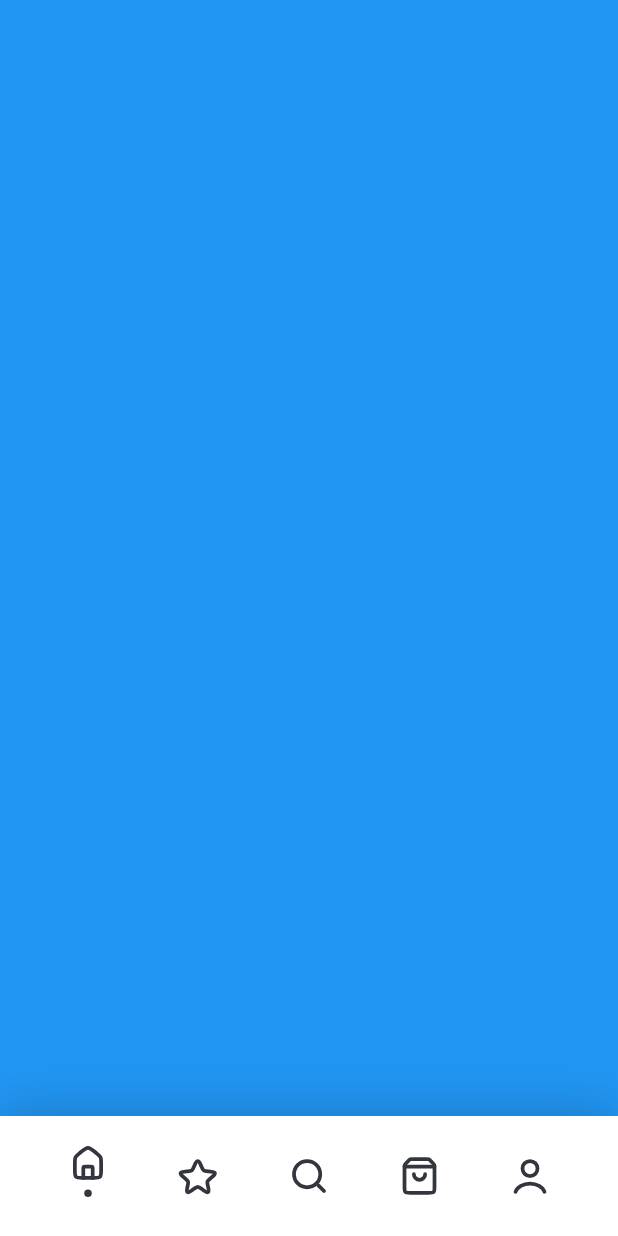
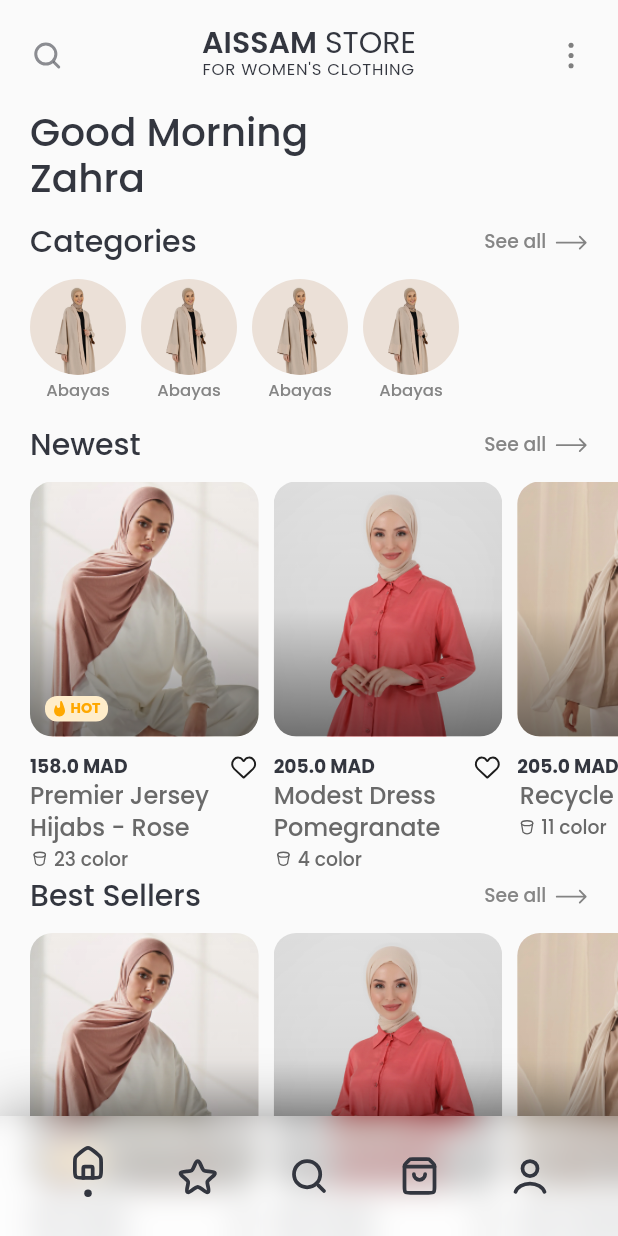
Before and after one commit to Omar-IDOUDAOUD/aissam-store-old, a Flutter app: the screen it shows after launch, on a phone screen of 412 x 824 dp. Run offline on Flutter 3.47's test engine with Material 2 defaults, Android fonts, the phone set to English and light mode, and no system bars; our stand-ins replace flutter_svg, get.

Commit message:
add main tab and upgrade nav bar

```diff
--- a/lib/main.dart
+++ b/lib/main.dart
@@ -51,6 +51,13 @@ class AissamStore extends StatelessWidget {
             fontSize: 11,
             // height: 1,
           ),
+          headline6: TextStyle(
+            color: CstColors.b,
+            fontFamily: 'Poppins',
+            fontWeight: FontWeight.w500,
+            fontSize: 9.5,
+            // height: 1,
+          ),
         ),
       ),
       home: Home(),
--- a/lib/view/home/home.dart
+++ b/lib/view/home/home.dart
@@ -1,11 +1,27 @@
 import 'package:aissam_store/view/home/nav_bar/nav_bar.dart';
+import 'package:aissam_store/view/home/tabs/main/main.dart';
 import 'package:flutter/material.dart';
 import 'package:get/get.dart';
 
-class Home extends StatelessWidget {
+class Home extends StatefulWidget {
   Home({Key? key}) : super(key: key);
 
-  final PageController _pageController = PageController(initialPage: 0);
+  @override
+  State<Home> createState() => _HomeState();
+}
+
+class _HomeState extends State<Home> {
+  late final PageController _pageController;
+  int _activeTabIndex = 0;
+
+  @override
+  void initState() {
+    // TODO: implement initState
+    super.initState();
+
+    _pageController =
+        PageController(initialPage: _activeTabIndex, keepPage: true);
+  }
 
   @override
   Widget build(BuildContext context) {
@@ -15,13 +31,12 @@ class Home extends StatelessWidget {
           Positioned.fill(
             child: PageView(
               controller: _pageController,
+              onPageChanged: (index) {
+                _activeTabIndex = index;
+                setState(() {});
+              },
               children: [
-                const ColoredBox(
-                  color: Colors.blue,
-                ),
-                const ColoredBox(
-                  color: Colors.yellow,
-                ),
+                MainTab(),
               ],
             ),
           ),
@@ -30,7 +45,8 @@ class Home extends StatelessWidget {
             right: 0,
             left: 0,
             child: NavBar(
-              onPageChange: (int index) {
+              activeIndex: _activeTabIndex,
+              onIndexChange: (int index) {
                 _pageController.animateToPage(
                   index,
                   duration: 500.milliseconds,
--- a/lib/view/home/nav_bar/nav_bar.dart
+++ b/lib/view/home/nav_bar/nav_bar.dart
@@ -1,35 +1,53 @@
+import 'dart:ui';
+
 import 'package:aissam_store/core/constants/colors.dart';
 import 'package:flutter/material.dart';
 import 'package:flutter_svg/flutter_svg.dart';
 import 'package:get/get.dart';
 
 class NavBar extends StatefulWidget {
-  NavBar({Key? key, required this.onPageChange}) : super(key: key);
+  NavBar({Key? key, required this.onIndexChange, this.activeIndex = 0})
+      : super(key: key);
 
-  final Function(int index) onPageChange;
+  final Function(int index) onIndexChange;
+  final int activeIndex;
 
   @override
   State<NavBar> createState() => _NavBarState();
 }
 
 class _NavBarState extends State<NavBar> {
-  int focusItem = 0;
+  late int focusItem;
+
+  @override
+  void initState() {
+    // TODO: implement initState
+    focusItem = widget.activeIndex;
+    if (super.mounted) setState(() {});
+  }
 
   @override
   Widget build(BuildContext context) {
     return Container(
       height: 80,
       decoration: BoxDecoration(
-        color: Colors.white,
+        color: Colors.white.withOpacity(0.6),
         boxShadow: [
           BoxShadow(
-            color: Colors.black54.withOpacity(.2),
-            blurRadius: 30,
-            offset: Offset(0, -2),
+            color: Colors.black54.withOpacity(.4),
+            blurRadius: 35,
+            offset: Offset(0, 0),
+            blurStyle: BlurStyle.outer,
           )
         ],
       ),
+      clipBehavior: Clip.antiAlias,
       padding: EdgeInsets.only(top: 10),
+      child: BackdropFilter(
+        filter: ImageFilter.blur(
+          sigmaX: 10,
+          sigmaY: 10,
+        ),
         child: Row(
           mainAxisAlignment: MainAxisAlignment.spaceEvenly,
           children: [
@@ -37,7 +55,7 @@ class _NavBarState extends State<NavBar> {
               focus: focusItem == 0,
               iconPath: 'assets/icons/home.svg',
               onTap: () {
-              widget.onPageChange(0);
+                widget.onIndexChange(0);
                 setState(() {
                   focusItem = 0;
                 });
@@ -47,7 +65,7 @@ class _NavBarState extends State<NavBar> {
               focus: focusItem == 1,
               iconPath: 'assets/icons/star.svg',
               onTap: () {
-              widget.onPageChange(1);
+                widget.onIndexChange(1);
                 setState(() {
                   focusItem = 1;
                 });
@@ -57,7 +75,7 @@ class _NavBarState extends State<NavBar> {
               focus: focusItem == 2,
               iconPath: 'assets/icons/search.svg',
               onTap: () {
-              widget.onPageChange(2);
+                widget.onIndexChange(2);
                 setState(() {
                   focusItem = 2;
                 });
@@ -67,7 +85,7 @@ class _NavBarState extends State<NavBar> {
               focus: focusItem == 3,
               iconPath: 'assets/icons/box_alt.svg',
               onTap: () {
-              widget.onPageChange(3);
+                widget.onIndexChange(3);
                 setState(() {
                   focusItem = 3;
                 });
@@ -77,7 +95,7 @@ class _NavBarState extends State<NavBar> {
               focus: focusItem == 4,
               iconPath: 'assets/icons/user.svg',
               onTap: () {
-              widget.onPageChange(4);
+                widget.onIndexChange(4);
 
                 setState(() {
                   focusItem = 4;
@@ -85,6 +103,7 @@ class _NavBarState extends State<NavBar> {
               },
             ),
           ],
+        ),
       ),
     );
   }
--- /dev/null
+++ b/lib/view/home/tabs/main/main.dart
@@ -0,0 +1,142 @@
+import 'package:aissam_store/core/constants/colors.dart';
+import 'package:aissam_store/view/home/tabs/main/widgets/header.dart';
+import 'package:aissam_store/view/home/tabs/widgets/categorie_item.dart';
+import 'package:aissam_store/view/home/tabs/widgets/product_card.dart';
+import 'package:flutter/cupertino.dart';
+import 'package:flutter/material.dart';
+import 'package:flutter_svg/flutter_svg.dart';
+import 'package:get/get.dart';
+
+class MainTab extends StatelessWidget {
+  MainTab({Key? key}) : super(key: key);
+
+  final List<Map> _items = [
+    {
+      'img': 'assets/images/image_1 1x.png',
+      'title': 'Premier Jersey Hijabs - Rose',
+      'price': 158.00,
+      'is_hot': true,
+      'colors_number': 23,
+    },
+    {
+      'img': 'assets/images/image_2.png',
+      'title': 'Modest Dress Pomegranate',
+      'price': 205.00,
+      'is_hot': false,
+      'colors_number': 4,
+    },
+    {
+      'img': 'assets/images/image_3.png',
+      'title': 'Recycle .... Chifone',
+      'price': 205.00,
+      'is_hot': false,
+      'colors_number': 11,
+    },
+  ];
+
+  @override
+  Widget build(BuildContext context) {
+    return ListView(
+      padding: EdgeInsets.only(bottom: 80),
+      // crossAxisAlignment: CrossAxisAlignment.start,
+      children: [
+        const Header(),
+        _paddedWidget(
+          Text(
+            'Good Morning \nZahra',
+            style: Get.textTheme.headline1!.copyWith(height: 1.2),
+          ),
+        ),
+        const SizedBox(
+          height: 10,
+        ),
+        _listTitle('Categories'),
+        const SizedBox(height: 10),
+        _listedItems(
+          (_, i) => CategorieItem(
+            imagePath: 'assets/images/categories_abayas.png',
+            imageColor: CstColors.f,
+            title: 'Abayas',
+          ),
+          85,
+          4,
+        ),
+        SizedBox(height: 10),
+        _listTitle('Newest'),
+        const SizedBox(height: 10),
+        _listedItems(
+          (_, i) => ProductCard(
+            colorsNumber: _items[i]['colors_number'],
+            imagePath: _items[i]['img'],
+            price: _items[i]['price'],
+            title: _items[i]['title'],
+            isHot: _items[i]['is_hot'],
+          ),
+          261,
+          3,
+        ),
+        _listTitle('Best Sellers'),
+        const SizedBox(height: 10),
+        _listedItems(
+          (_, i) => ProductCard(
+            colorsNumber: _items[i]['colors_number'],
+            imagePath: _items[i]['img'],
+            price: _items[i]['price'],
+            title: _items[i]['title'],
+            isHot: _items[i]['is_hot'],
+          ),
+          270,
+          3,
+        ),
+      ],
+    );
+  }
+
+  Widget _paddedWidget(Widget child) {
+    return Padding(
+      padding: const EdgeInsets.symmetric(horizontal: 20.0),
+      child: child,
+    );
+  }
+
+  Widget _listTitle(String title) {
+    return _paddedWidget(
+      Row(
+        children: [
+          Text(
+            title,
+            style: Get.textTheme.headline2,
+          ),
+          const Spacer(),
+          Text(
+            'See all',
+            style: Get.textTheme.headline4,
+          ),
+          const SizedBox(
+            width: 5,
+          ),
+          SvgPicture.asset(
+            "assets/icons/next.svg",
+            height: 22,
+          ),
+        ],
+      ),
+    );
+  }
+
+  Widget _listedItems(
+      Widget Function(BuildContext _, int i) b, double listHeight, int count) {
+    return SizedBox(
+      height: listHeight,
+      child: ListView.separated(
+        itemCount: count,
+        padding: const EdgeInsets.symmetric(horizontal: 20),
+        scrollDirection: Axis.horizontal,
+        itemBuilder: b,
+        separatorBuilder: (_, i) => SizedBox(
+          width: 10,
+        ),
+      ),
+    );
+  }
+}
--- /dev/null
+++ b/lib/view/home/tabs/main/widgets/header.dart
@@ -0,0 +1,61 @@
+import 'package:aissam_store/core/constants/colors.dart';
+import 'package:flutter/material.dart';
+import 'package:flutter_svg/flutter_svg.dart';
+import 'package:get/get.dart';
+
+
+
+
+
+
+class Header extends StatelessWidget {
+  const Header({Key? key}) : super(key: key);
+
+  @override
+  Widget build(BuildContext context) {
+    return Padding(
+      padding: const EdgeInsets.all(20),
+      child: Row(
+        mainAxisAlignment: MainAxisAlignment.spaceBetween,
+        children: [
+          SvgPicture.asset('assets/icons/search_small.svg'),
+          AissamLogo(),
+          SvgPicture.asset('assets/icons/menu_vertical.svg'),
+        ],
+      ),
+    );
+  }
+}
+
+class AissamLogo extends StatelessWidget {
+  const AissamLogo({Key? key}) : super(key: key);
+
+  @override
+  Widget build(BuildContext context) {
+    return Text.rich(
+      TextSpan(
+        children: [
+          TextSpan(
+            text: 'AISSAM',
+            style: Get.textTheme.headline2!.copyWith(
+              fontWeight: FontWeight.w600,
+              height: 1,
+            ),
+          ),
+          TextSpan(
+              text: ' STORE\n',
+              style: Get.textTheme.headline2!
+                  .copyWith(fontWeight: FontWeight.w400, height: 1)),
+          TextSpan(
+            text: "FOR WOMEN'S CLOTHING",
+            style: Get.textTheme.headline5!.copyWith(
+                fontWeight: FontWeight.w400,
+                color: CstColors.a,
+                letterSpacing: 0.5,
+                height: 1.3),
+          ),
+        ],
+      ),
+    );
+  }
+}
--- /dev/null
+++ b/lib/view/home/tabs/widgets/categorie_item.dart
@@ -0,0 +1,35 @@
+import 'package:flutter/material.dart';
+import 'package:get/get.dart';
+
+class CategorieItem extends StatelessWidget {
+  CategorieItem(
+      {Key? key,
+      required this.imagePath,
+      required this.imageColor,
+      required this.title})
+      : super(key: key);
+  final String imagePath;
+  final Color imageColor;
+  final String title;
+
+  @override
+  Widget build(BuildContext context) {
+    return SizedBox(
+      height: 85,
+      child: Column(
+        children: [
+          CircleAvatar(
+            radius: 32,
+            backgroundColor: imageColor,
+            foregroundImage: AssetImage(imagePath),
+          ),
+          SizedBox(height: 2),
+          Text(
+            title,
+            style: Get.textTheme.headline5,
+          )
+        ],
+      ),
+    );
+  }
+}
--- /dev/null
+++ b/lib/view/home/tabs/widgets/product_card.dart
@@ -0,0 +1,132 @@
+import 'package:aissam_store/core/constants/colors.dart';
+import 'package:flutter/material.dart';
+import 'package:flutter_svg/flutter_svg.dart';
+import 'package:get/get.dart';
+
+class ProductCard extends StatelessWidget {
+  ProductCard({
+    Key? key,
+    required this.title,
+    required this.imagePath,
+    required this.price,
+    required this.colorsNumber,
+    this.isHot = false,
+  }) : super(key: key);
+  final String title;
+  final String imagePath;
+  final double price;
+  final int colorsNumber;
+  final bool isHot;
+
+  final _w = Get.size.width * 0.37;
+
+  @override
+  Widget build(BuildContext context) {
+    return SizedBox(
+      width: _w,
+      child: Column(
+        children: [
+          SizedBox(
+            height: 170,
+            child: ClipRRect(
+              borderRadius: BorderRadius.circular(15),
+              child: Stack(
+                fit: StackFit.expand,
+                children: [
+                  Image.asset(
+                    imagePath,
+                    fit: BoxFit.cover,
+                    alignment: Alignment.topCenter,
+                  ),
+                  DecoratedBox(
+                    decoration: BoxDecoration(
+                      gradient: LinearGradient(
+                        colors: [
+                          Colors.black.withOpacity(.5),
+                          Colors.black.withOpacity(.05),
+                          Colors.black.withOpacity(.0),
+                        ],
+                        begin: Alignment.bottomCenter,
+                        end: Alignment.topCenter,
+                      ),
+                    ),
+                  ),
+                  if(isHot)
+                  Positioned(
+                    bottom: 10,
+                    left: 10,
+                    child: Container(
+                      height: 17,
+                      decoration: BoxDecoration(
+                          color: CstColors.d,
+                          borderRadius: BorderRadius.circular(8)),
+                      padding: EdgeInsets.only(left: 3, right: 5),
+                      child: Row(
+                        children: [
+                          SvgPicture.asset('assets/icons/flam.svg', height: 14),
+                          Text(
+                            'HOT',
+                            style: Get.textTheme.headline6!.copyWith(
+                              color: CstColors.e,
+                              fontWeight: FontWeight.bold,
+                            ),
+                          ),
+                        ],
+                      ),
+                    ),
+                  ),
+                ],
+              ),
+            ),
+          ),
+          SizedBox(
+            height: 10,
+          ),
+          Row(
+            mainAxisAlignment: MainAxisAlignment.spaceBetween,
+            children: [
+              Text(
+                '$price MAD',
+                style: Get.textTheme.headline4!.copyWith(
+                  color: CstColors.a,
+                  fontWeight: FontWeight.bold,
+                ),
+              ),
+              SvgPicture.asset(
+                'assets/icons/favorite.svg',
+                height: 20,
+              )
+            ],
+          ),
+          Text(
+            title,
+            maxLines: 2,
+            overflow: TextOverflow.ellipsis,
+            style: Get.textTheme.headline3!.copyWith(
+              color: CstColors.c,
+              height: 1.3,
+            ),
+          ),
+          Row(
+            children: [
+              SvgPicture.asset(
+                'assets/icons/del_alt.svg',
+                height: 13,
+              ),
+              SizedBox(
+                width: 3,
+              ),
+              Text(
+                '$colorsNumber color',
+                style: Get.textTheme.headline4!.copyWith(
+                  color: CstColors.c,
+                  // fontWeight: FontWeight.bold,
+                ),
+              ),
+            ],
+          ),
+        ],
+      ),
+    );
+  }
+}
```
Lines whose indentation alone changed are shown as unchanged.
